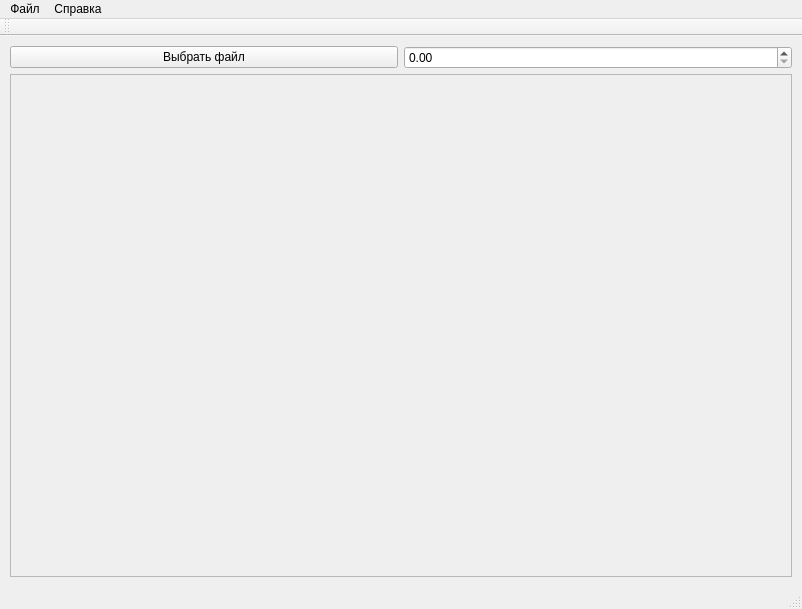
Above: mainwindow.ui from Morolem/Pyramid-image-processing- before the change. Below: the same form after it.
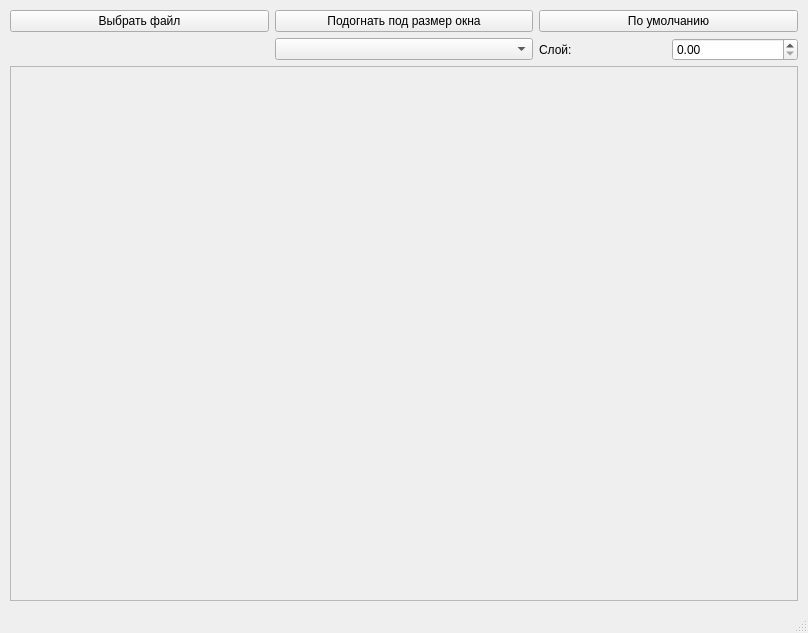
That is the form after the change.

Diff of the .ui file:
```diff
--- a/mainwindow.ui
+++ b/mainwindow.ui
@@ -6,8 +6,8 @@
    <rect>
     <x>0</x>
     <y>0</y>
-    <width>802</width>
-    <height>609</height>
+    <width>808</width>
+    <height>633</height>
    </rect>
   </property>
   <property name="windowTitle">
@@ -32,7 +32,28 @@
     </property>
     <item row="0" column="0">
      <layout class="QGridLayout" name="gridLayout">
-      <item row="0" column="0">
+      <item row="1" column="2">
+       <widget class="QPushButton" name="pushButton_2">
+        <property name="text">
+         <string>По умолчанию</string>
+        </property>
+       </widget>
+      </item>
+      <item row="2" column="0">
+       <widget class="QLabel" name="label_2">
+        <property name="text">
+         <string/>
+        </property>
+       </widget>
+      </item>
+      <item row="1" column="1">
+       <widget class="QPushButton" name="pushButton_3">
+        <property name="text">
+         <string>Подогнать под размер окна</string>
+        </property>
+       </widget>
+      </item>
+      <item row="1" column="0">
        <widget class="QPushButton" name="pushButton">
         <property name="enabled">
          <bool>true</bool>
@@ -45,19 +66,33 @@
         </property>
        </widget>
       </item>
-      <item row="0" column="1">
-       <widget class="QDoubleSpinBox" name="doubleSpinBox">
-        <property name="enabled">
-         <bool>true</bool>
-        </property>
-        <property name="mouseTracking">
-         <bool>false</bool>
-        </property>
-       </widget>
+      <item row="2" column="1">
+       <widget class="QComboBox" name="comboBox"/>
+      </item>
+      <item row="2" column="2">
+       <layout class="QHBoxLayout" name="horizontalLayout">
+        <item>
+         <widget class="QLabel" name="label_3">
+          <property name="text">
+           <string>Слой:</string>
+          </property>
+         </widget>
+        </item>
+        <item>
+         <widget class="QDoubleSpinBox" name="doubleSpinBox">
+          <property name="enabled">
+           <bool>true</bool>
+          </property>
+          <property name="mouseTracking">
+           <bool>false</bool>
+          </property>
+         </widget>
+        </item>
+       </layout>
       </item>
      </layout>
     </item>
-    <item row="1" column="0">
+    <item row="2" column="0">
      <widget class="QScrollArea" name="scrollArea">
       <property name="widgetResizable">
        <bool>true</bool>
@@ -67,8 +102,8 @@
         <rect>
          <x>0</x>
          <y>0</y>
-         <width>780</width>
-         <height>487</height>
+         <width>786</width>
+         <height>520</height>
         </rect>
        </property>
        <layout class="QGridLayout" name="gridLayout_3">
@@ -85,39 +120,6 @@
     </item>
    </layout>
   </widget>
-  <widget class="QMenuBar" name="menuBar">
-   <property name="geometry">
-    <rect>
-     <x>0</x>
-     <y>0</y>
-     <width>802</width>
-     <height>26</height>
-    </rect>
-   </property>
-   <widget class="QMenu" name="menuFile">
-    <property name="title">
-     <string>Файл</string>
-    </property>
-    <addaction name="action_3"/>
-    <addaction name="action_2"/>
-    <addaction name="separator"/>
-   </widget>
-   <widget class="QMenu" name="menuInfo">
-    <property name="title">
-     <string>Справка</string>
-    </property>
-   </widget>
-   <addaction name="menuFile"/>
-   <addaction name="menuInfo"/>
-  </widget>
-  <widget class="QToolBar" name="mainToolBar">
-   <attribute name="toolBarArea">
-    <enum>TopToolBarArea</enum>
-   </attribute>
-   <attribute name="toolBarBreak">
-    <bool>false</bool>
-   </attribute>
-  </widget>
   <widget class="QStatusBar" name="statusBar"/>
   <action name="action_2">
    <property name="text">
```
